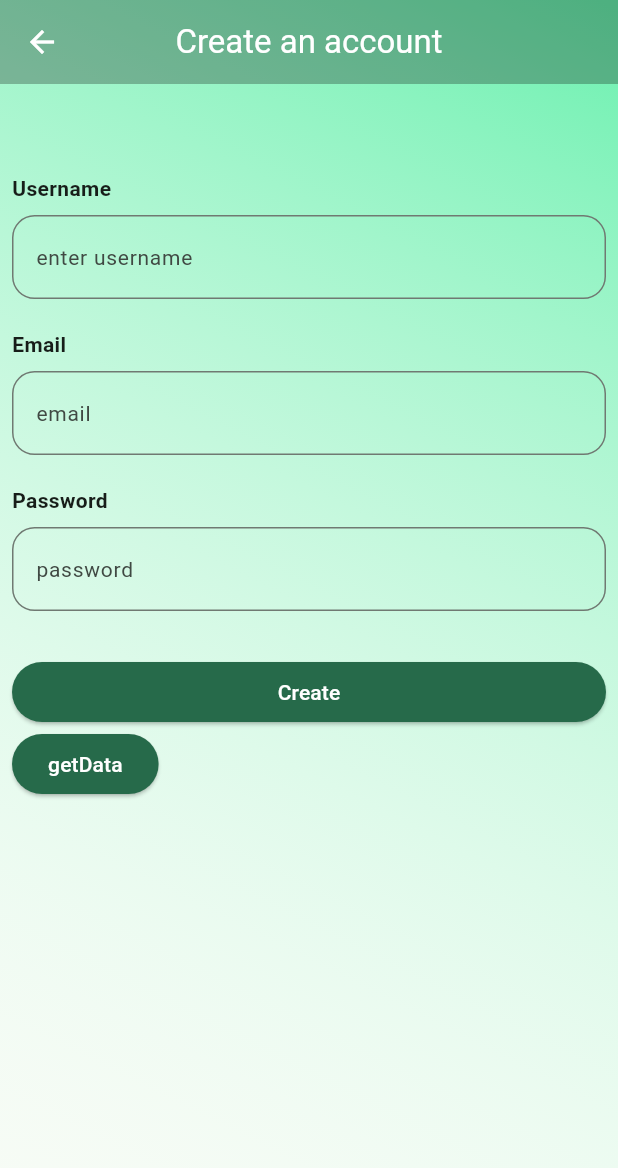
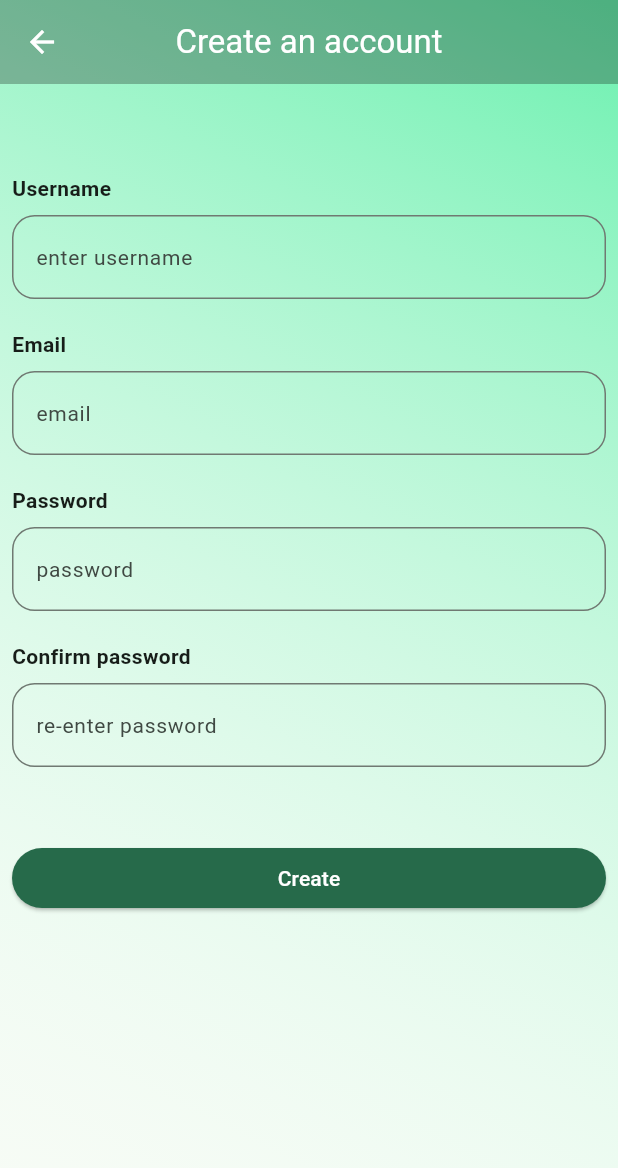
Before and after one commit to priya31-prog/login_flutter_app, a Flutter app: the CreateAccount screen opened by its route, after a tap on "Create", on a phone screen of 412 x 824 dp. Shown: the top 1168 px of the screen. Run offline on Flutter 3.47's test engine with Material 3 defaults, Android fonts, the phone set to English and light mode, and no system bars; our stand-ins replace firebase_auth, firebase_core, flutter_riverpod, google_fonts, shared_preferences; accounts and stored records are empty.

Commit message:
future implementations

```diff
--- a/login_app/lib/new_account/create_account.dart
+++ b/login_app/lib/new_account/create_account.dart
@@ -33,7 +33,7 @@ class _CreateAccount extends State<CreateAccount> {
   Future<void> getData() async {
     final shared = await SharedPreferences.getInstance();
     String? username = shared.getString('userName');
-    print('user name is $username');
+    // print('user name is $username');
   }
 
   @override
@@ -97,20 +97,39 @@ class _CreateAccount extends State<CreateAccount> {
                   hintStyle: TextStyle(fontSize: 14),
                 ),
               ),
-              SizedBox(height: 30),
+              SizedBox(height: 20),
+              Text(
+                'Confirm password',
+                style: TextStyle(fontWeight: FontWeight.bold),
+              ),
+              SizedBox(height: 8),
+              TextField(
+                controller: _passwordController,
+                decoration: InputDecoration(
+                  border: OutlineInputBorder(
+                    borderRadius: BorderRadius.circular(15),
+                  ),
+                  hintText: 're-enter password',
+                  hintStyle: TextStyle(fontSize: 14),
+                ),
+              ),
+              SizedBox(height: 50),
               Row(
                 children: [
                   Expanded(
                     child: ElevatedButton(
                       onPressed: () async {
+                        //save username in shared preference
+
+                        //use api and post method to add the user to database..
                         userName = _userNameController.text;
-                        print('insie on press --$userName');
+                        // print('insie on press --$userName');
                         await saveData(
                           userName,
                           _emailController.text,
                           _passwordController.text,
                         );
-                        // clearText();
+                        clearText();
                       },
                       style: ElevatedButton.styleFrom(
                         backgroundColor: Theme.of(context).colorScheme.primary,
@@ -121,17 +140,19 @@ class _CreateAccount extends State<CreateAccount> {
                   ),
                 ],
               ),
-              ElevatedButton(
-                onPressed: () {
-                  getData();
-                  // clearText();
-                },
-                style: ElevatedButton.styleFrom(
-                  backgroundColor: Theme.of(context).colorScheme.primary,
-                  foregroundColor: Colors.white,
-                ),
-                child: Text('getData'),
-              ),
+
+              // ----demo code to get data---
+              // ElevatedButton(
+              //   onPressed: () {
+              //     getData();
+              //     // clearText();
+              //   },
+              //   style: ElevatedButton.styleFrom(
+              //     backgroundColor: Theme.of(context).colorScheme.primary,
+              //     foregroundColor: Colors.white,
+              //   ),
+              //   child: Text('getData'),
+              // ),
             ],
           ),
         ),
```
